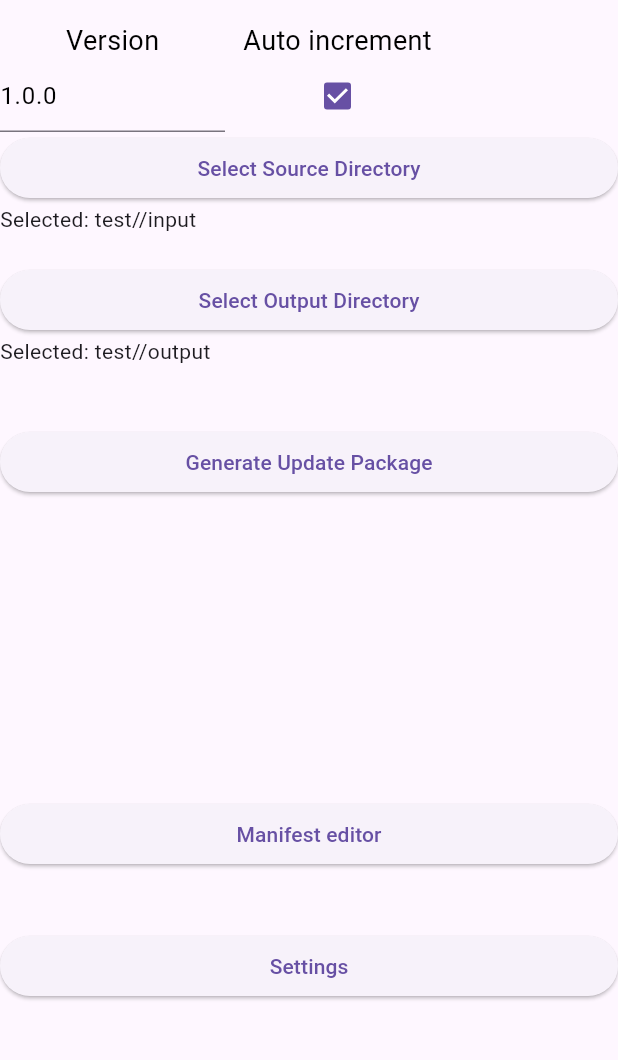
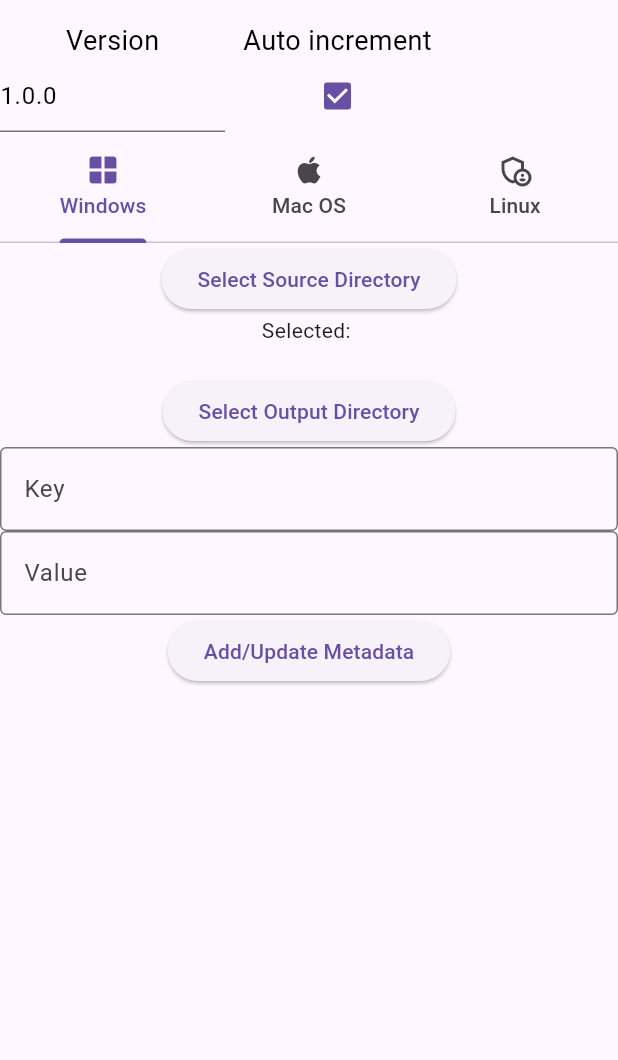
Before and after one commit to brutalzinn/update_package_creator, a Flutter app: the screen it shows after launch, on a phone screen of 412 x 824 dp, the part 63-1123 px from its top. Run offline on Flutter 3.47's test engine with Material 3 defaults, Android fonts, the phone set to English and light mode, and no system bars; our stand-ins replace adaptive_dialog, file_picker; missing offline and left inert: window_manager.

Commit message:
wip: add metadata and os diff

```diff
--- a/lib/core/models/update_info.dart
+++ b/lib/core/models/update_info.dart
@@ -1,26 +1,58 @@
+// ignore_for_file: public_member_api_docs, sort_constructors_first
 import 'dart:convert';
 
-// ignore_for_file: public_member_api_docs, sort_constructors_first
+class OsInfo {
+  String name;
+  String url;
+  Map<String, dynamic> metadata;
+
+  OsInfo(this.name, this.url, this.metadata);
+
+  Map<String, dynamic> toMap() {
+    return <String, dynamic>{
+      'os': name,
+      'url': url,
+      'metadata': metadata,
+    };
+  }
+
+  factory OsInfo.fromMap(Map<String, dynamic> map) {
+    return OsInfo(map['name'] as String, map['url'] as String,
+        Map<String, dynamic>.from((map['metadata'] as Map<String, dynamic>)));
+  }
+
+  String toJson() => json.encode(toMap());
+
+  factory OsInfo.fromJson(String source) =>
+      OsInfo.fromMap(json.decode(source) as Map<String, dynamic>);
+}
+
 class UpdateInfo {
   String version;
-  String url;
+  OsInfo os;
+  Map<String, dynamic> metadata;
+
   UpdateInfo({
     required this.version,
-    required this.url,
+    required this.os,
+    required this.metadata,
   });
 
   Map<String, dynamic> toMap() {
     return <String, dynamic>{
       'version': version,
-      'url': url,
+      'os': os.toMap(),
+      'metadata': metadata,
     };
   }
 
   factory UpdateInfo.fromMap(Map<String, dynamic> map) {
     return UpdateInfo(
-      version: map['version'] as String,
-      url: map['url'] as String,
-    );
+        version: map['version'] as String,
+        os: OsInfo.fromMap(map['os'] as Map<String, dynamic>),
+        metadata: Map<String, dynamic>.from(
+          (map['metadata'] as Map<String, dynamic>),
+        ));
   }
 
   String toJson() => json.encode(toMap());
--- /dev/null
+++ b/lib/ui/controllers/system_tabs_controller.dart
@@ -0,0 +1,35 @@
+import 'package:flutter/material.dart';
+
+class SystemTabsController with ChangeNotifier {
+  ValueNotifier<String> outputDirectory = ValueNotifier<String>("");
+
+  ValueNotifier<String> inputDirectory = ValueNotifier<String>("");
+
+  void setOutputDirectory(String source) {
+    outputDirectory.value = source;
+    notifyListeners();
+  }
+
+  void setInputDirectory(String source) {
+    inputDirectory.value = source;
+    notifyListeners();
+  }
+
+  // ValueNotifier<OsInfo> os = ValueNotifier<OsInfo>(OsInfo("windows", "", {}));
+  // ValueNotifier<String> url = ValueNotifier<String>("");
+
+  // SystemTabsController(String name,
+  //     {Map<String, dynamic> metadata = const {}}) {
+  //   os.value = OsInfo(name, "", metadata);
+  // }
+  // void setUrl(String value) {
+  //   url.value = value;
+  //   notifyListeners();
+  // }
+
+  // ///operational system
+  // void setOs(OsInfo value) {
+  //   os.value = value;
+  //   notifyListeners();
+  // }
+}
--- /dev/null
+++ b/lib/ui/tabs/system.dart
@@ -0,0 +1,45 @@
+// ignore_for_file: public_member_api_docs, sort_constructors_first
+import 'package:file_picker/file_picker.dart';
+import 'package:flutter/material.dart';
+
+import 'package:update_package_creator/ui/controllers/system_tabs_controller.dart';
+import 'package:update_package_creator/ui/widgets/custom_metadata.dart';
+
+class SystemTab extends StatelessWidget {
+  final SystemTabsController controller;
+
+  const SystemTab({super.key, required this.controller});
+
+  void _pickInputDirectory() async {
+    String? selectedDirectory = await FilePicker.platform.getDirectoryPath();
+    if (selectedDirectory != null) {
+      controller.inputDirectory.value = selectedDirectory;
+    }
+  }
+
+  void _pickOutputDirectory() async {
+    String? selectedDirectory = await FilePicker.platform.getDirectoryPath();
+    if (selectedDirectory != null) {
+      controller.outputDirectory.value = selectedDirectory;
+    }
+  }
+
+  @override
+  Widget build(BuildContext context) {
+    return Column(
+      children: [
+        ElevatedButton(
+          onPressed: _pickInputDirectory,
+          child: const Text('Select Source Directory'),
+        ),
+        Text('Selected: ${controller.outputDirectory.value}'),
+        const SizedBox(height: 20),
+        ElevatedButton(
+          onPressed: _pickOutputDirectory,
+          child: const Text('Select Output Directory'),
+        ),
+        CustomMetadataWidget()
+      ],
+    );
+  }
+}
--- a/lib/ui/views/home.dart
+++ b/lib/ui/views/home.dart
@@ -9,7 +9,9 @@ import 'package:update_package_creator/core/models/manifest.dart';
 import 'package:update_package_creator/core/models/update_info.dart';
 import 'package:path/path.dart' as p;
 import 'package:update_package_creator/ui/controllers/checkbox_controller.dart';
+import 'package:update_package_creator/ui/controllers/system_tabs_controller.dart';
 import 'package:update_package_creator/ui/dialogs/dialogs.dart';
+import 'package:update_package_creator/ui/tabs/system.dart';
 import 'package:update_package_creator/ui/views/config.dart';
 import 'package:update_package_creator/ui/views/manifest.dart';
 import 'package:update_package_creator/ui/widgets/custom_checkbox.dart';
@@ -29,6 +31,10 @@ class _HomePageState extends State<Home> {
   String _outputDirectory = 'test//output';
   TextEditingController versionTextController = TextEditingController();
   CheckboxController isAutoIncrementController = CheckboxController();
+  SystemTabsController windowsTabController = SystemTabsController();
+  SystemTabsController macTabController = SystemTabsController();
+  SystemTabsController linuxTabController = SystemTabsController();
+
   late ConfigModel config;
 
   @override
@@ -88,9 +94,9 @@ class _HomePageState extends State<Home> {
       Manifest manifest = Manifest(updates: []);
       if (config.isSmartManifest) {
         manifest = await Util.readManifestFile(manifestFile);
-        manifest.addUpdate(UpdateInfo(
-            version: newVersion,
-            url: '$baseUrl/update_package_v$newVersion.zip'));
+        // manifest.addUpdate(UpdateInfo(
+        //     version: newVersion,
+        //     url: '$baseUrl/update_package_v$newVersion.zip'));
       }
       await Util.writeManifestFile(manifestFile, manifest);
       Dialogs.showSimpleAlert(context, "Sucess",
@@ -110,45 +116,61 @@ class _HomePageState extends State<Home> {
       appBar: AppBar(
         title: const Text('Update Package Creator'),
       ),
-      body: ListView(
+      body: DefaultTabController(
+        length: 3,
+        child: ListView(
           children: <Widget>[
             Row(
               children: [
-              CustomInputText(
+                CustomInputTextWidget(
                     label: "Version", controller: versionTextController),
-              CustomCheckbox(
+                CustomCheckBoxWidget(
                     label: "Auto increment",
                     controller: isAutoIncrementController),
               ],
             ),
-          ElevatedButton(
-            onPressed: _pickSourceDirectory,
-            child: const Text('Select Source Directory'),
+            const TabBar(
+              tabs: [
+                Tab(icon: Icon(Icons.window), child: Text("Windows")),
+                Tab(icon: Icon(Icons.apple), child: Text("Mac OS")),
+                Tab(
+                    icon: Icon(Icons.admin_panel_settings_outlined),
+                    child: Text("Linux")),
+              ],
             ),
-          Text('Selected: $_sourceDirectory'),
-          const SizedBox(height: 20),
-          ElevatedButton(
-            onPressed: _pickOutputDirectory,
-            child: const Text('Select Output Directory'),
+            SizedBox(
+              width: 300,
+              height: 700,
+              child: TabBarView(children: [
+                Center(
+                    child: SystemTab(
+                  controller: windowsTabController,
+                )),
+                Center(
+                    child: SystemTab(
+                  controller: linuxTabController,
+                )),
+                Center(child: SystemTab(controller: macTabController)),
+              ]),
             ),
-          Text('Selected: $_outputDirectory'),
             const SizedBox(height: 40),
             ElevatedButton(
               onPressed: _generateUpdatePackage,
               child: const Text('Generate Update Package'),
             ),
-          const SizedBox(height: 200),
+            // const SizedBox(height: 200),
             ElevatedButton(
               onPressed: _openManifest,
               child: const Text('Manifest editor'),
             ),
-          const SizedBox(height: 40),
+            // const SizedBox(height: 40),
             ElevatedButton(
               onPressed: _openSettings,
               child: const Text('Settings'),
             ),
           ],
         ),
+      ),
     );
   }
 }
--- a/lib/ui/widgets/custom_checkbox.dart
+++ b/lib/ui/widgets/custom_checkbox.dart
@@ -1,10 +1,10 @@
 import 'package:flutter/material.dart';
 import 'package:update_package_creator/ui/controllers/checkbox_controller.dart';
 
-class CustomCheckbox extends StatelessWidget {
+class CustomCheckBoxWidget extends StatelessWidget {
   final String label;
   final CheckboxController controller;
-  const CustomCheckbox({
+  const CustomCheckBoxWidget({
     Key? key,
     required this.label,
     required this.controller,
--- a/lib/ui/widgets/custom_input_text.dart
+++ b/lib/ui/widgets/custom_input_text.dart
@@ -1,10 +1,10 @@
 import 'package:flutter/material.dart';
 
-class CustomInputText extends StatelessWidget {
+class CustomInputTextWidget extends StatelessWidget {
   final String label;
   final TextEditingController controller;
   final ValueChanged<String>? onChanged;
-  const CustomInputText({
+  const CustomInputTextWidget({
     Key? key,
     required this.label,
     required this.controller,
--- /dev/null
+++ b/lib/ui/widgets/custom_metadata.dart
@@ -0,0 +1,68 @@
+import 'package:flutter/material.dart';
+
+class CustomMetadataWidget extends StatefulWidget {
+  @override
+  _CustomMetadataWidgetState createState() => _CustomMetadataWidgetState();
+}
+
+class _CustomMetadataWidgetState extends State<CustomMetadataWidget> {
+  final Map<String, dynamic> _metadata = {};
+  final TextEditingController _keyController = TextEditingController();
+  final TextEditingController _valueController = TextEditingController();
+
+  void _addOrUpdateMetadata() {
+    String key = _keyController.text;
+    dynamic value = _valueController.text;
+    setState(() {
+      _metadata[key] = value;
+    });
+    _keyController.clear();
+    _valueController.clear();
+  }
+
+  void _deleteMetadata(String key) {
+    setState(() {
+      _metadata.remove(key);
+    });
+  }
+
+  @override
+  Widget build(BuildContext context) {
+    return Column(
+      children: <Widget>[
+        TextField(
+          controller: _keyController,
+          decoration: const InputDecoration(
+            labelText: 'Key',
+            border: OutlineInputBorder(),
+          ),
+        ),
+        TextField(
+          controller: _valueController,
+          decoration: const InputDecoration(
+            labelText: 'Value',
+            border: OutlineInputBorder(),
+          ),
+        ),
+        ElevatedButton(
+          onPressed: _addOrUpdateMetadata,
+          child: const Text('Add/Update Metadata'),
+        ),
+        ListView.builder(
+          shrinkWrap: true,
+          itemCount: _metadata.length,
+          itemBuilder: (context, index) {
+            String key = _metadata.keys.elementAt(index);
+            return ListTile(
+              title: Text('$key: ${_metadata[key]}'),
+              trailing: IconButton(
+                icon: const Icon(Icons.delete),
+                onPressed: () => _deleteMetadata(key),
+              ),
+            );
+          },
+        ),
+      ],
+    );
+  }
+}
```
Also changed, not shown: lib/ui/views/config.dart (+4 -3 lines), lib/ui/views/manifest.dart (+23 -3 lines), 2 other files. Lines whose indentation alone changed are shown as unchanged.
